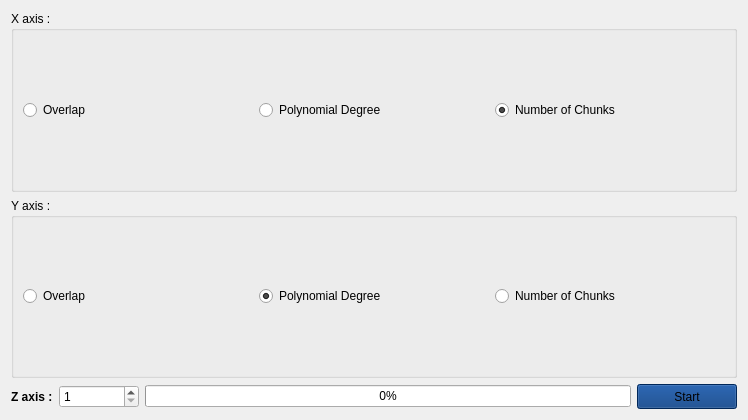
Mohamed-Ibrahim-01/curve-fitting, file error_map.ui: the form before one commit.
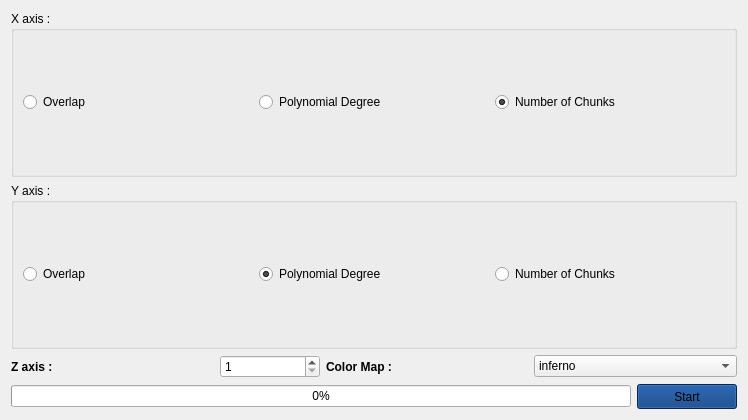
The form after the commit.

Commit message: adding color more color palates options

What changed in the file:
```diff
--- a/error_map.ui
+++ b/error_map.ui
@@ -129,7 +129,7 @@
          </property>
          <property name="minimumSize">
           <size>
-           <width>80</width>
+           <width>100</width>
            <height>0</height>
           </size>
          </property>
@@ -142,6 +142,66 @@
         </widget>
        </item>
        <item>
+        <widget class="QLabel" name="z_axis_label_2">
+         <property name="sizePolicy">
+          <sizepolicy hsizetype="Minimum" vsizetype="Ignored">
+           <horstretch>0</horstretch>
+           <verstretch>0</verstretch>
+          </sizepolicy>
+         </property>
+         <property name="minimumSize">
+          <size>
+           <width>0</width>
+           <height>0</height>
+          </size>
+         </property>
+         <property name="styleSheet">
+          <string notr="true">font: 10pt &quot;Sans Serif&quot;;
+font-weight: bold;</string>
+         </property>
+         <property name="text">
+          <string>Color Map :</string>
+         </property>
+        </widget>
+       </item>
+       <item>
+        <widget class="QComboBox" name="color_map">
+         <property name="styleSheet">
+          <string notr="true">QComboBox::item:checked {
+  font-weight: bold;
+  height: 15px;
+}</string>
+         </property>
+         <item>
+          <property name="text">
+           <string>inferno</string>
+          </property>
+         </item>
+         <item>
+          <property name="text">
+           <string>plasma</string>
+          </property>
+         </item>
+         <item>
+          <property name="text">
+           <string>autumn</string>
+          </property>
+         </item>
+         <item>
+          <property name="text">
+           <string>Blues</string>
+          </property>
+         </item>
+         <item>
+          <property name="text">
+           <string>twilight</string>
+          </property>
+         </item>
+        </widget>
+       </item>
+      </layout>
+     </item>
+     <item>
         <layout class="QHBoxLayout" name="horizontalLayout">
          <item>
           <widget class="QProgressBar" name="progressBar">
@@ -165,8 +225,6 @@
             <string>Start</string>
            </property>
           </widget>
-         </item>
-        </layout>
        </item>
       </layout>
      </item>
```
Lines whose indentation alone changed are shown as unchanged. The commit also changes 1 other file.
